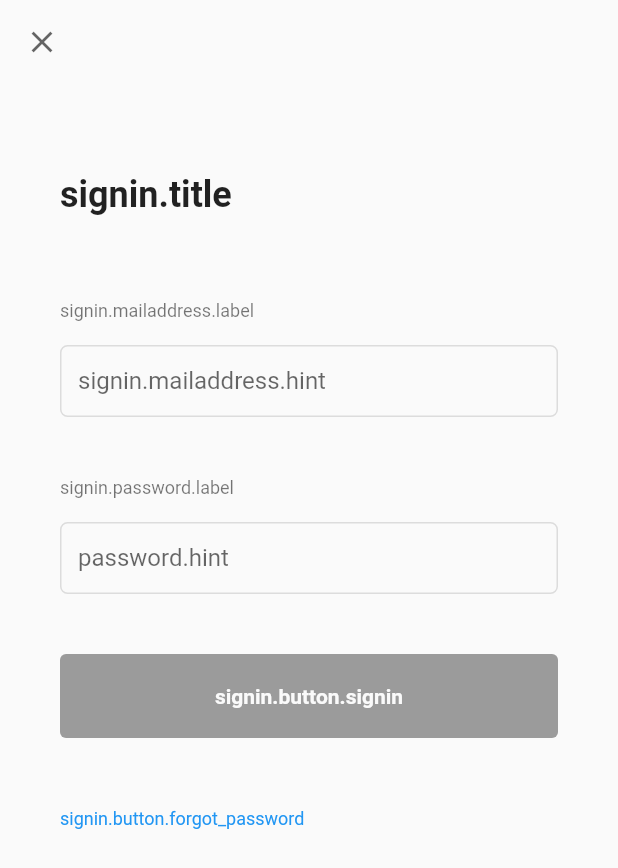
After one commit to wasitu/flutter-playground, a Flutter app: the Home screen opened by its route, after a tap on "SIGNIN", on a phone screen of 412 x 824 dp. The commit adds this screen. Shown: the top 868 px of the screen. Run offline on Flutter 3.47's test engine with Material 2 defaults, Android fonts, the phone set to English and light mode, and no system bars; our stand-ins replace cloud_firestore, firebase_core, flutter_neumorphic, get, simple_animations; accounts and stored records are empty.

Commit message:
Signin test

```diff
--- /dev/null
+++ b/lib/extension/build_context_extension.dart
@@ -0,0 +1,59 @@
+import 'package:flutter/material.dart';
+
+extension EBuildContext on BuildContext {
+  Widget buildFlatButton({
+    required String title,
+    required VoidCallback onPressed,
+    EdgeInsets? padding,
+    bool isLoading = false,
+    bool isEnabled = true,
+    bool fit = false,
+  }) {
+    return FractionallySizedBox(
+      widthFactor: fit ? null : 1.0,
+      child: TextButton(
+        style: ButtonStyle(
+          padding: MaterialStateProperty.all(padding ?? EdgeInsets.all(12)),
+          overlayColor: MaterialStateProperty.all(
+            isEnabled ? Theme.of(this).splashColor : Colors.transparent,
+          ),
+          backgroundColor: MaterialStateProperty.all(
+            isEnabled
+                ? Theme.of(this).primaryColor
+                : Theme.of(this).disabledColor,
+          ),
+        ),
+        onPressed: onPressed,
+        child: Stack(
+          alignment: AlignmentDirectional.center,
+          children: [
+            (() {
+              if (isLoading) {
+                return SizedBox(
+                  width: 22,
+                  height: 22,
+                  child: CircularProgressIndicator(
+                    strokeWidth: 3,
+                    valueColor: AlwaysStoppedAnimation<Color>(Colors.white),
+                  ),
+                );
+              }
+              return SizedBox();
+            })(),
+            Padding(
+              padding: const EdgeInsets.all(8.0),
+              child: Text(
+                title,
+                style: TextStyle(
+                  color:
+                      Theme.of(this).canvasColor.withOpacity(isLoading ? 0 : 1),
+                  fontWeight: FontWeight.bold,
+                ),
+              ),
+            )
+          ],
+        ),
+      ),
+    );
+  }
+}
--- a/lib/main.dart
+++ b/lib/main.dart
@@ -33,7 +33,7 @@ class MyApp extends StatelessWidget {
         GetPage(
           name: '/animated_background_test',
           page: () => AnimatedBackgroundTest(),
-        )
+        ),
       ],
       unknownRoute: GetPage(name: '/unknown', page: () => Unknown()),
     );
--- a/lib/scenes/detail.dart
+++ b/lib/scenes/detail.dart
@@ -4,7 +4,7 @@ import 'package:get/get.dart';
 class Detail extends StatelessWidget {
   final String? id;
 
-  Detail() : this.id = Get.parameters['id'];
+  Detail({String? id}) : this.id = id ?? Get.parameters['id'];
 
   @override
   Widget build(BuildContext context) {
@@ -22,6 +22,17 @@ class Detail extends StatelessWidget {
               },
             ),
             TextButton(
+              child: Text('PUSH TEST'),
+              onPressed: () {
+                navigator?.push(
+                  GetPageRoute(
+                    settings: RouteSettings(name: '/detail?id=22'),
+                    page: () => Detail(),
+                  ),
+                );
+              },
+            ),
+            TextButton(
               child: Text('POP'),
               onPressed: () {
                 Get.back();
--- a/lib/scenes/home.dart
+++ b/lib/scenes/home.dart
@@ -1,4 +1,5 @@
 import 'package:flutter/material.dart';
+import 'package:flutter_playground/scenes/signin.dart';
 import 'package:get/get.dart';
 
 class Home extends StatelessWidget {
@@ -51,6 +52,19 @@ class Home extends StatelessWidget {
             ),
             buildMenuItem(
               context: context,
+              text: 'SIGNIN',
+              callback: () {
+                navigator?.push(
+                  GetPageRoute(
+                    settings: RouteSettings(name: '/signin'),
+                    page: () => Signin(),
+                    fullscreenDialog: true,
+                  ),
+                );
+              },
+            ),
+            buildMenuItem(
+              context: context,
               text: 'UNKNOWN',
               callback: () {
                 Get.toNamed('/abc');
--- /dev/null
+++ b/lib/scenes/signin.dart
@@ -0,0 +1,182 @@
+import 'package:flutter/cupertino.dart';
+import 'package:flutter/material.dart';
+import 'package:flutter/widgets.dart';
+import 'package:flutter_playground/scenes/home.dart';
+import 'package:get/get.dart';
+import 'package:get/get_state_manager/get_state_manager.dart';
+
+import '../extension/build_context_extension.dart';
+
+class Signin extends StatelessWidget {
+  @override
+  Widget build(BuildContext context) {
+    final controller = Get.put(SigninController());
+    return Scaffold(
+      appBar: AppBar(),
+      body: Obx(
+        () => SafeArea(
+          child: IgnorePointer(
+            ignoring: controller.isLogining,
+            child: SingleChildScrollView(
+              child: Column(
+                crossAxisAlignment: CrossAxisAlignment.start,
+                children: [
+                  SizedBox(
+                    height: 40,
+                  ),
+                  Padding(
+                    padding: const EdgeInsets.symmetric(
+                        horizontal: 40, vertical: 20),
+                    child: Column(
+                      crossAxisAlignment: CrossAxisAlignment.start,
+                      children: [
+                        Text(
+                          'signin.title',
+                          style: Theme.of(context)
+                              .textTheme
+                              .headline5
+                              ?.copyWith(fontWeight: FontWeight.bold),
+                        ),
+                        SizedBox(
+                          height: 56,
+                        ),
+                        Column(
+                          crossAxisAlignment: CrossAxisAlignment.start,
+                          children: [
+                            Text(
+                              'signin.mailaddress.label',
+                              style: Theme.of(context).textTheme.caption,
+                            ),
+                            SizedBox(height: 16),
+                            TextField(
+                              autocorrect: true,
+                              keyboardType: TextInputType.emailAddress,
+                              obscureText: false,
+                              decoration: InputDecoration(
+                                contentPadding: EdgeInsets.all(12),
+                                enabledBorder: OutlineInputBorder(
+                                  borderSide: BorderSide(
+                                    color: Theme.of(context).dividerColor,
+                                    width: 1,
+                                  ),
+                                  borderRadius: BorderRadius.circular(5),
+                                ),
+                                focusedBorder: OutlineInputBorder(
+                                  borderSide: BorderSide(
+                                    color: Theme.of(context).primaryColor,
+                                    width: 2,
+                                  ),
+                                  borderRadius: BorderRadius.circular(5),
+                                ),
+                                hintText: 'signin.mailaddress.hint',
+                              ),
+                              onChanged: (value) {
+                                controller.mail = value.trim();
+                              },
+                            ),
+                            SizedBox(height: 40),
+                            Text(
+                              'signin.password.label',
+                              style: Theme.of(context).textTheme.caption,
+                            ),
+                            SizedBox(height: 16),
+                            TextField(
+                              autocorrect: true,
+                              keyboardType: TextInputType.visiblePassword,
+                              obscureText: true,
+                              decoration: InputDecoration(
+                                contentPadding: EdgeInsets.all(12),
+                                enabledBorder: OutlineInputBorder(
+                                  borderSide: BorderSide(
+                                    color: Theme.of(context).dividerColor,
+                                    width: 1,
+                                  ),
+                                  borderRadius: BorderRadius.circular(5),
+                                ),
+                                focusedBorder: OutlineInputBorder(
+                                  borderSide: BorderSide(
+                                    color: Theme.of(context).primaryColor,
+                                    width: 2,
+                                  ),
+                                  borderRadius: BorderRadius.circular(5),
+                                ),
+                                hintText: 'password.hint',
+                              ),
+                              onChanged: (value) {
+                                controller.pass = value;
+                              },
+                            ),
+                          ],
+                        ),
+                        SizedBox(height: 40),
+                        context.buildFlatButton(
+                          title: 'signin.button.signin',
+                          isEnabled: controller.isEnabled,
+                          isLoading: controller.isLogining,
+                          onPressed: () {
+                            if (!controller.isEnabled) {
+                              return;
+                            }
+                            controller.isLogining = true;
+                            FocusScope.of(context).unfocus();
+                            Future.delayed(Duration(seconds: 1)).then((value) {
+                              navigator?.pushReplacement(
+                                GetPageRoute(
+                                  routeName: '/',
+                                  page: () => Home(),
+                                  transition: Transition.fadeIn,
+                                  fullscreenDialog: true,
+                                ),
+                              );
+                            });
+                          },
+                        ),
+                        SizedBox(height: 32),
+                        CupertinoButton(
+                          padding: EdgeInsets.zero,
+                          onPressed: () {},
+                          child: Text(
+                            'signin.button.forgot_password',
+                            style: Theme.of(context)
+                                .textTheme
+                                .caption
+                                ?.copyWith(
+                                    color: Theme.of(context).primaryColor),
+                          ),
+                        ),
+                      ],
+                    ),
+                  ),
+                ],
+              ),
+            ),
+          ),
+        ),
+      ),
+    );
+  }
+}
+
+class SigninController extends GetxController {
+  SigninController();
+
+  RxString _mail = ''.obs;
+  String get mail => _mail.value;
+  set mail(String value) {
+    _mail.value = value;
+  }
+
+  RxString _pass = ''.obs;
+  String get pass => _pass.value;
+  set pass(String value) {
+    _pass.value = value;
+  }
+
+  bool get isEnabled => !(_mail.isEmpty || _pass.isEmpty);
+
+  RxBool _isLogining = false.obs;
+  bool get isLogining => _isLogining.value;
+  set isLogining(bool value) {
+    _isLogining.value = value;
+  }
+}
```
